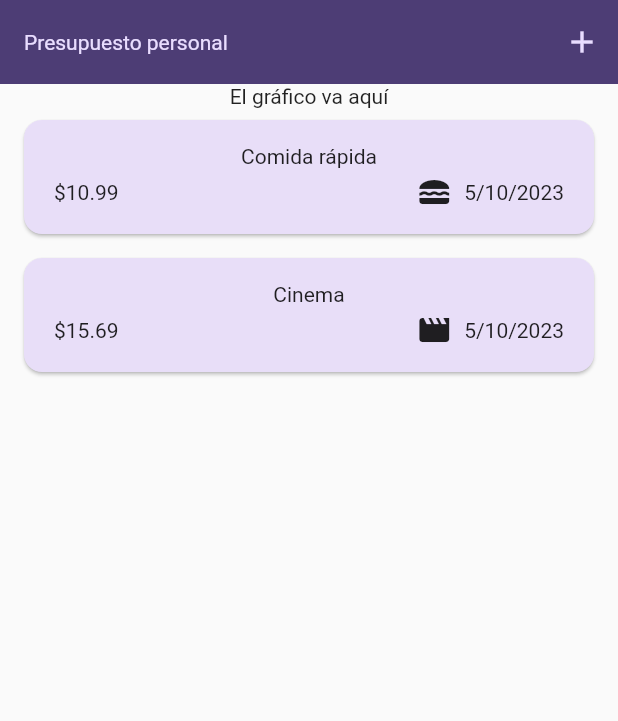
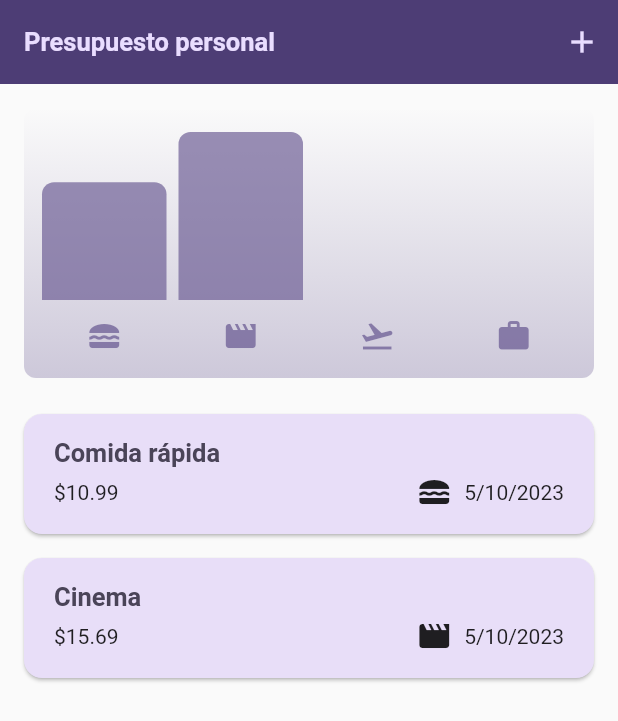
Before and after one commit to Ing-Eduardo-E/Flutter-Projects, a Flutter app: the screen it shows after launch, on a phone screen of 412 x 824 dp. Shown: the top 721 px of the screen. Run offline on Flutter 3.47's test engine with Material 2 defaults, Android fonts, the phone set to English and light mode, and no system bars; our stand-ins replace google_fonts.

Commit message:
Se ajustaron los temas para las diferentes pantallas, los colores y se ajusto el formulario modal para agregar nuevo gasto, asi mismo, se incorpora los graficos que representan de los gastos

```diff
--- a/flutter_presupuesto_3/lib/main.dart
+++ b/flutter_presupuesto_3/lib/main.dart
@@ -5,9 +5,31 @@ var kColorScheme = ColorScheme.fromSeed(
   seedColor: const Color.fromARGB(255, 96, 59, 181),
 );
 
+var kDarkColorScheme = ColorScheme.fromSeed(
+  seedColor: const Color.fromARGB(255, 5, 99, 125),
+  brightness: Brightness.dark,
+);
+
 void main() {
   runApp(
     MaterialApp(
+      darkTheme: ThemeData.dark().copyWith(
+        useMaterial3: true,
+        colorScheme: kDarkColorScheme,
+        cardTheme: const CardTheme().copyWith(
+          color: kDarkColorScheme.secondaryContainer,
+          margin: const EdgeInsets.symmetric(
+            horizontal: 16,
+            vertical: 8,
+          ),
+        ),
+        elevatedButtonTheme: ElevatedButtonThemeData(
+          style: ElevatedButton.styleFrom(
+            backgroundColor: kDarkColorScheme.primaryContainer,
+            foregroundColor: kDarkColorScheme.onPrimaryContainer,
+          ),
+        ),
+      ),
       theme: ThemeData().copyWith(
         useMaterial3: true,
         colorScheme: kColorScheme,
@@ -29,10 +51,12 @@ void main() {
         ),
         textTheme: ThemeData().textTheme.copyWith(
               titleLarge: TextStyle(
-                fontWeight: FontWeight.normal,
+                fontWeight: FontWeight.bold,
                 color: kColorScheme.onSecondaryContainer,
-                fontSize: 14,
-              ))),
+                fontSize: 17,
+              ),
+            ),
+      ),
       home: const Expenses(),
     ),
   );
--- a/flutter_presupuesto_3/lib/models/expense.dart
+++ b/flutter_presupuesto_3/lib/models/expense.dart
@@ -30,3 +30,28 @@ class Expense {
 
   String get formattedDate => formatter.format(date);
 }
+
+class ExpenseBucket {
+  ExpenseBucket({
+    required this.category,
+    required this.expenses,
+  });
+
+  ExpenseBucket.forCategory(List<Expense> allExpenses, this.category)
+      : expenses = allExpenses
+            .where((expense) => expense.category == category)
+            .toList();
+
+  final Category category;
+  final List<Expense> expenses;
+
+  double get totalExpenses {
+    double sum = 0;
+
+    for (final expense in expenses) {
+      sum += expense.amount;
+    }
+
+    return sum;
+  }
+}
--- /dev/null
+++ b/flutter_presupuesto_3/lib/widgets/chart/chart.dart
@@ -0,0 +1,94 @@
+import 'package:flutter/material.dart';
+import 'package:flutter_presupuesto_3/widgets/chart/chart_bar.dart';
+import 'package:flutter_presupuesto_3/models/expense.dart';
+
+class Chart extends StatelessWidget {
+  const Chart({super.key, required this.expenses});
+
+  final List<Expense> expenses;
+
+  List<ExpenseBucket> get buckets {
+    return [
+      ExpenseBucket.forCategory(expenses, Category.comida),
+      ExpenseBucket.forCategory(expenses, Category.ocio),
+      ExpenseBucket.forCategory(expenses, Category.viaje),
+      ExpenseBucket.forCategory(expenses, Category.trabajo),
+    ];
+  }
+
+  double get maxTotalExpense {
+    double maxTotalExpense = 0;
+
+    for (final bucket in buckets) {
+      if (bucket.totalExpenses > maxTotalExpense) {
+        maxTotalExpense = bucket.totalExpenses;
+      }
+    }
+
+    return maxTotalExpense;
+  }
+
+  @override
+  Widget build(BuildContext context) {
+    final isDarkMode =
+        MediaQuery.of(context).platformBrightness == Brightness.dark;
+    return Container(
+      margin: const EdgeInsets.all(16),
+      padding: const EdgeInsets.symmetric(
+        vertical: 16,
+        horizontal: 8,
+      ),
+      width: double.infinity,
+      height: 180,
+      decoration: BoxDecoration(
+        borderRadius: BorderRadius.circular(8),
+        gradient: LinearGradient(
+          colors: [
+            Theme.of(context).colorScheme.primary.withOpacity(0.3),
+            Theme.of(context).colorScheme.primary.withOpacity(0.0)
+          ],
+          begin: Alignment.bottomCenter,
+          end: Alignment.topCenter,
+        ),
+      ),
+      child: Column(
+        children: [
+          Expanded(
+            child: Row(
+              crossAxisAlignment: CrossAxisAlignment.end,
+              children: [
+                for (final bucket in buckets) // alternative to map()
+                  ChartBar(
+                    fill: bucket.totalExpenses == 0
+                        ? 0
+                        : bucket.totalExpenses / maxTotalExpense,
+                  )
+              ],
+            ),
+          ),
+          const SizedBox(height: 12),
+          Row(
+            children: buckets
+                .map(
+                  (bucket) => Expanded(
+                    child: Padding(
+                      padding: const EdgeInsets.symmetric(horizontal: 4),
+                      child: Icon(
+                        categoryIcons[bucket.category],
+                        color: isDarkMode
+                            ? Theme.of(context).colorScheme.secondary
+                            : Theme.of(context)
+                                .colorScheme
+                                .primary
+                                .withOpacity(0.7),
+                      ),
+                    ),
+                  ),
+                )
+                .toList(),
+          )
+        ],
+      ),
+    );
+  }
+}
--- /dev/null
+++ b/flutter_presupuesto_3/lib/widgets/chart/chart_bar.dart
@@ -0,0 +1,34 @@
+import 'package:flutter/material.dart';
+
+class ChartBar extends StatelessWidget {
+  const ChartBar({
+    super.key,
+    required this.fill,
+  });
+
+  final double fill;
+
+  @override
+  Widget build(BuildContext context) {
+    final isDarkMode =
+        MediaQuery.of(context).platformBrightness == Brightness.dark;
+    return Expanded(
+      child: Padding(
+        padding: const EdgeInsets.symmetric(horizontal: 4),
+        child: FractionallySizedBox(
+          heightFactor: fill,
+          child: DecoratedBox(
+            decoration: BoxDecoration(
+              shape: BoxShape.rectangle,
+              borderRadius:
+                  const BorderRadius.vertical(top: Radius.circular(8)),
+              color: isDarkMode
+                  ? Theme.of(context).colorScheme.secondary
+                  : Theme.of(context).colorScheme.primary.withOpacity(0.65),
+            ),
+          ),
+        ),
+      ),
+    );
+  }
+}
--- a/flutter_presupuesto_3/lib/widgets/expenses.dart
+++ b/flutter_presupuesto_3/lib/widgets/expenses.dart
@@ -1,5 +1,6 @@
 import 'package:flutter/material.dart';
 import 'package:flutter_presupuesto_3/models/expense.dart';
+import 'package:flutter_presupuesto_3/widgets/chart/chart.dart';
 import 'package:flutter_presupuesto_3/widgets/expenses_list/expenses_list.dart';
 import 'package:flutter_presupuesto_3/widgets/new_expense.dart';
 
@@ -84,7 +85,7 @@ class _ExpensesState extends State<Expenses> {
       ),
       body: Column(
         children: [
-          const Text('El gráfico va aquí'),
+          Chart(expenses: _registeredExpenses),
           Expanded(
             child: mainContent,
           ),
--- a/flutter_presupuesto_3/lib/widgets/expenses_list/expense_item.dart
+++ b/flutter_presupuesto_3/lib/widgets/expenses_list/expense_item.dart
@@ -15,8 +15,12 @@ class ExpenseItem extends StatelessWidget {
           horizontal: 20,
         ),
         child: Column(
+          crossAxisAlignment: CrossAxisAlignment.start,
           children: [
-            Text(expense.title),
+            Text(
+              expense.title,
+              style: Theme.of(context).textTheme.titleLarge,
+            ),
             const SizedBox(height: 4),
             Row(
               children: [
--- a/flutter_presupuesto_3/lib/widgets/expenses_list/expenses_list.dart
+++ b/flutter_presupuesto_3/lib/widgets/expenses_list/expenses_list.dart
@@ -18,6 +18,12 @@ class ExpensesList extends StatelessWidget {
       itemCount: expenses.length,
       itemBuilder: (ctx, index) => Dismissible(
         key: ValueKey(expenses[index]),
+        background: Container(
+          color: Theme.of(context).colorScheme.error.withOpacity(0.75),
+          margin: EdgeInsets.symmetric(
+            horizontal: Theme.of(context).cardTheme.margin!.horizontal,
+          ),
+        ),
         onDismissed: (direction) {
           onRemoveExpense(expenses[index]);
         },
```
Lines whose indentation alone changed are shown as unchanged.
